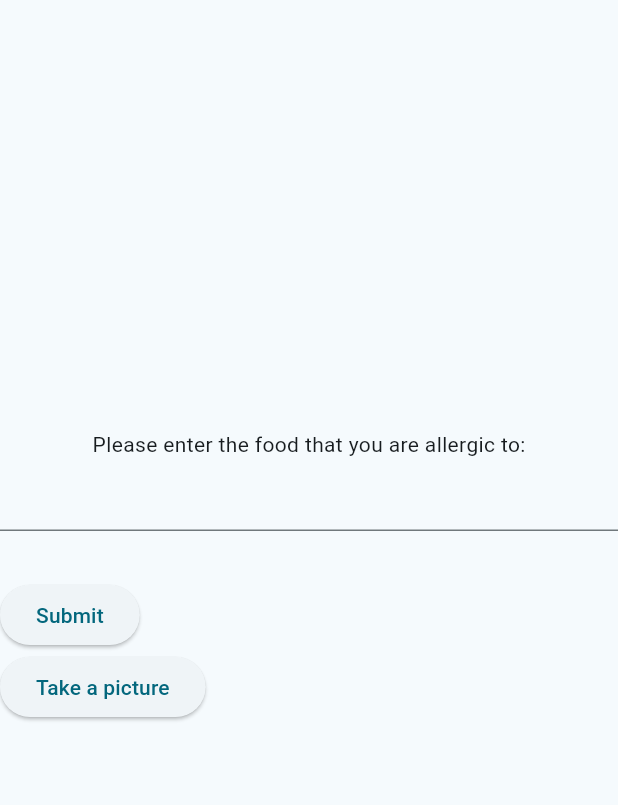
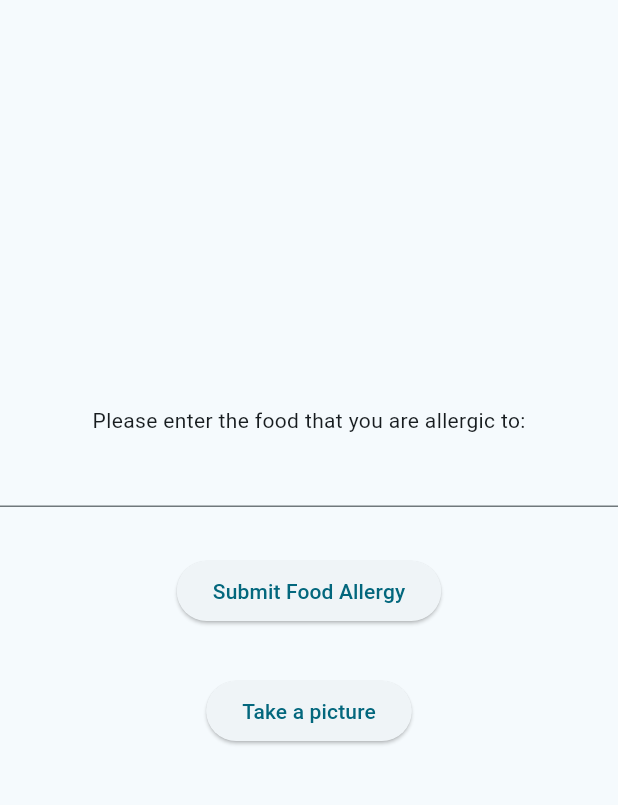
Before and after one commit to Jung-GunSong/Food-Allergy-Scan-App, a Flutter app: the screen it shows after launch, on a phone screen of 412 x 824 dp, the part 84-889 px from its top. Run offline on Flutter 3.47's test engine with Material 3 defaults, Android fonts, the phone set to English and light mode, and no system bars; our stand-ins replace camera; missing offline and left inert: google_mlkit_text_recognition.

Commit message:
reorganized files to give seperate widgets their own files

```diff
--- a/lib/camera_page.dart
+++ b/lib/camera_page.dart
@@ -5,6 +5,7 @@ import 'package:flutter/cupertino.dart';
 import 'package:food_allergy_detection_app/review_page.dart';
 import 'package:google_mlkit_text_recognition/google_mlkit_text_recognition.dart';
 
+//widget to take a photo
 class CameraPage extends StatefulWidget {
   const CameraPage({Key? key, required this.cameras, required this.allergy}) : super(key: key);
 
@@ -34,29 +35,7 @@ class _CameraPageState extends State<CameraPage> {
     super.initState();
     initCamera(widget.cameras![0]);
   }
-
-  // Future takePicture() async {
-  //   if (!_cameraController.value.isInitialized) {
-  //     return null;
-  //   }
-  //   if (_cameraController.value.isTakingPicture) {
-  //     return null;
-  //   }
-  //   try {
-  //     await _cameraController.setFlashMode(FlashMode.off);
-  //     XFile picture = await _cameraController.takePicture();
-  //     Navigator.push(
-  //         context,
-  //         MaterialPageRoute(
-  //             builder: (context) => PreviewPage(
-  //                   picture: picture,
-  //                 )));
-  //   } on CameraException catch (e) {
-  //     debugPrint('Error occured while taking picture: $e');
-  //     return null;
-  //   }
-  // }
-
+  //selects camera
   Future initCamera(CameraDescription cameraDescription) async {
     _cameraController =
         CameraController(cameraDescription, ResolutionPreset.high);
@@ -69,7 +48,7 @@ class _CameraPageState extends State<CameraPage> {
       debugPrint("camera error $e");
     }
   }
-
+  //scans images for text using google mlkit
   Future <void> _scanImage() async {
     if (_cameraController == null) return;
 
@@ -84,7 +63,7 @@ class _CameraPageState extends State<CameraPage> {
 
     await navigator.push(
       MaterialPageRoute(
-        builder: (context) => PreviewPage(picture: pictureFile, text: recognizedText.text, allergy: widget.allergy))
+        builder: (context) => ReviewPage(picture: pictureFile, text: recognizedText.text, allergy: widget.allergy))
     );
 
   }
@@ -99,6 +78,7 @@ class _CameraPageState extends State<CameraPage> {
             : Container(
                 color: Colors.black,
                 child: const Center(child: CircularProgressIndicator())),
+
         Align(
             alignment: Alignment.bottomCenter,
             child: Container(
@@ -107,7 +87,9 @@ class _CameraPageState extends State<CameraPage> {
                   borderRadius: BorderRadius.vertical(top: Radius.circular(24)),
                   color: Colors.black),
               child:
-                  Row(crossAxisAlignment: CrossAxisAlignment.center, children: [
+                  Row(crossAxisAlignment: CrossAxisAlignment.center,
+                  children: [
+
                     Expanded(
                         child: IconButton(
                       padding: EdgeInsets.zero,
@@ -123,6 +105,7 @@ class _CameraPageState extends State<CameraPage> {
                         initCamera(widget.cameras![_isRearCameraSelected ? 0 : 1]);
                       },
                     )),
+
                     Expanded(
                         child: IconButton(
                       onPressed: _scanImage,
@@ -131,6 +114,7 @@ class _CameraPageState extends State<CameraPage> {
                       constraints: const BoxConstraints(),
                       icon: const Icon(Icons.circle, color: Colors.white),
                     )),
+
                 const Spacer(),
               ]),
             )),
--- /dev/null
+++ b/lib/food_allergy_form.dart
@@ -0,0 +1,82 @@
+import 'package:camera/camera.dart';
+import 'package:flutter/material.dart';
+import 'package:food_allergy_detection_app/camera_page.dart';
+
+//Form that stores allergy and passes it to the camera page
+class FoodAllergyForm extends StatefulWidget {
+  const FoodAllergyForm({super.key});
+
+  @override
+  State<FoodAllergyForm> createState() => _FoodAllergyFormState();
+
+}
+
+class _FoodAllergyFormState extends State<FoodAllergyForm> {
+
+  final _formKey = GlobalKey<FormState>();
+  final myController = TextEditingController();
+
+  @override
+  void dispose(){
+    myController.dispose();
+    super.dispose();
+  }
+
+  @override
+  Widget build(BuildContext context) {
+    //form to input food allergy
+    return Form(
+      key: _formKey,
+      child: Column(
+        mainAxisAlignment: MainAxisAlignment.center,
+        children: <Widget>[
+
+          TextFormField (
+            controller: myController,
+            validator: (value){
+              if (value == null || value.isEmpty) {
+                return 'Please enter some text';
+              }
+              return null;
+            },
+          ),
+
+          const Padding(
+            padding: EdgeInsets.symmetric(vertical: 16)
+          ),
+          // button to input allergy
+          ElevatedButton(
+            onPressed: () {
+              if (_formKey.currentState!.validate()){
+                ScaffoldMessenger.of(context).showSnackBar(
+                  const SnackBar(content: Text('Processing Data'))
+                );
+                //shows message that allergy is saved
+                showDialog(
+                  context: context,
+                  builder: (context){
+                    return AlertDialog(
+                      content: Text('Selected Food Allergent is ${myController.text}'),
+                    );
+                  }
+                );
+              }
+            },
+            child: const Text('Submit Food Allergy'),
+          ),
+
+          const Padding(
+            padding: EdgeInsets.symmetric(vertical: 16)
+          ),
+          // button to start taking a photo with the camera
+           ElevatedButton(
+              onPressed: () async {
+                  await availableCameras().then((value) => Navigator.push(context,
+                  MaterialPageRoute(builder: (_) => CameraPage(cameras: value, allergy:myController.text))));
+                 },
+              child: const Text('Take a picture')),
+        ],
+      ),
+    );
+  }
+}
--- a/lib/main.dart
+++ b/lib/main.dart
@@ -1,15 +1,14 @@
 import 'package:flutter/material.dart';
-import 'package:camera/camera.dart';
-import 'package:food_allergy_detection_app/camera_page.dart';
+import 'package:food_allergy_detection_app/food_allergy_form.dart';
 
 void main() {
   runApp(const MyApp());
 }
 
+//Root widget of this app
 class MyApp extends StatelessWidget {
   const MyApp({super.key});
 
-  // This widget is the root of your application.
   @override
   Widget build(BuildContext context) {
     return MaterialApp(
@@ -23,6 +22,7 @@
   }
 }
 
+//Homepage that includes the food allergy form
 class MyHomePage extends StatefulWidget {
   const MyHomePage({super.key, required this.title});
 
@@ -57,73 +57,3 @@
     );
   }
 }
-
-class FoodAllergyForm extends StatefulWidget {
-  const FoodAllergyForm({super.key});
-
-  @override
-  // FoodAllergyFormState createState(){
-  //   return FoodAllergyFormState();
-  State<FoodAllergyForm> createState() => _FoodAllergyFormState();
-
-}
-
-class _FoodAllergyFormState extends State<FoodAllergyForm> {
-
-  final _formKey = GlobalKey<FormState>();
-  final myController = TextEditingController();
-
-  @override
-  void dispose(){
-    myController.dispose();
-    super.dispose();
-  }
-
-  @override
-  Widget build(BuildContext context) {
-    return Form(
-      key: _formKey,
-      child: Column(
-        crossAxisAlignment: CrossAxisAlignment.start,
-        children: <Widget>[
-          TextFormField (
-            controller: myController,
-            validator: (value){
-              if (value == null || value.isEmpty) {
-                return 'Please enter some text';
-              }
-              return null;
-            },
-          ),
-          const Padding(
-            padding: EdgeInsets.symmetric(vertical: 16)
-          ),
-          ElevatedButton(
-            onPressed: () {
-              if (_formKey.currentState!.validate()){
-                ScaffoldMessenger.of(context).showSnackBar(
-                  const SnackBar(content: Text('Processing Data'))
-                );
-                showDialog(
-                  context: context,
-                  builder: (context){
-                    return AlertDialog(
-                      content: Text(myController.text),
-                    );
-                  }
-                );
-              }
-            },
-            child: const Text('Submit'),
-          ),
-           ElevatedButton(
-              onPressed: () async {
-                  await availableCameras().then((value) => Navigator.push(context,
-                  MaterialPageRoute(builder: (_) => CameraPage(cameras: value, allergy:myController.text))));
-                 },
-              child: const Text('Take a picture')),
-        ],
-      ),
-    );
-  }
-}
```
Also changed, not shown: lib/review_page.dart (+10 -11 lines). Lines whose indentation alone changed are shown as unchanged.
